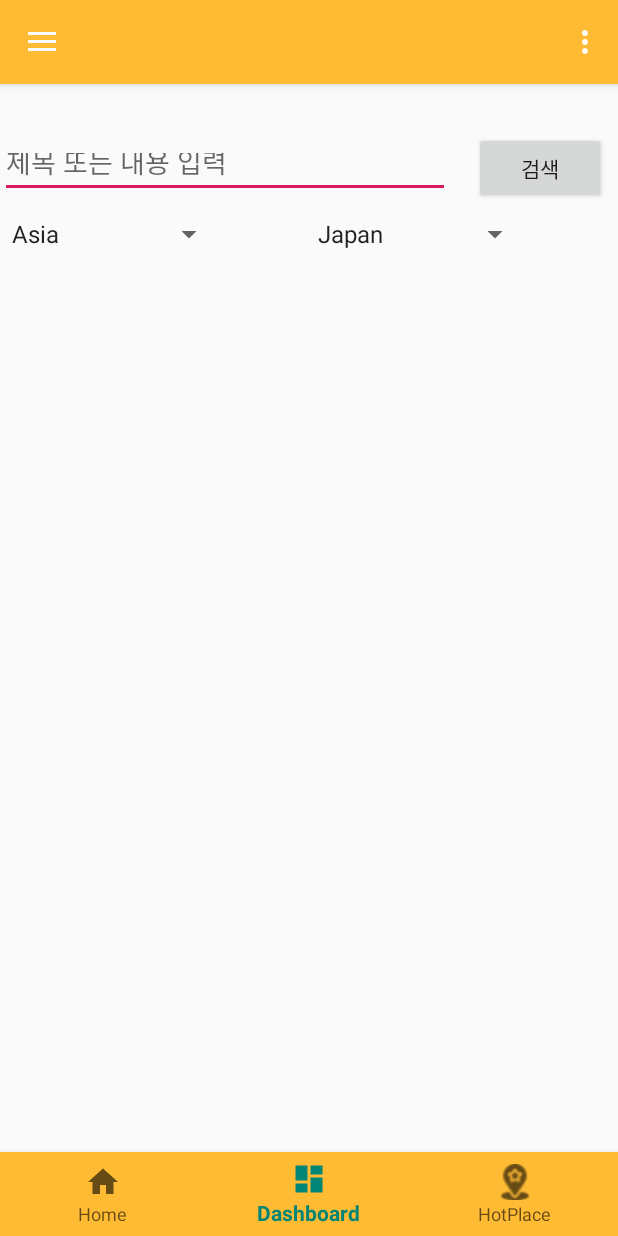
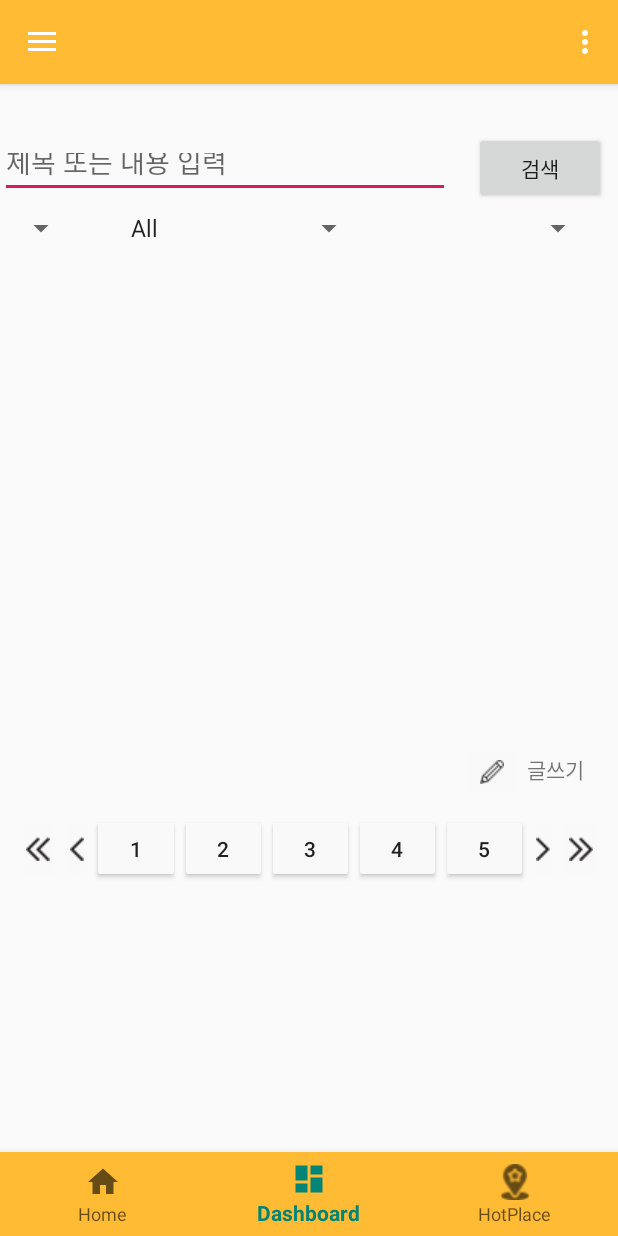
Before and after one commit to poohhh/HashTravel, an Android app: the screen it shows after launch (MainActivity), item 2 of the bottom bar chosen, on a phone screen of 412 x 824 dp. Run offline under Robolectric (Android 15) with nearby library versions, the phone set to English and light mode, and no system bars; our stand-ins replace Firebase (no records; nobody signed in at launch, a user with empty details on screens opened directly).

Commit message:
게시판 수정~

```diff
--- a/app/build.gradle
+++ b/app/build.gradle
@@ -20,7 +20,6 @@ android {
 }
 
 
-
 dependencies {
     implementation fileTree(dir: 'libs', include: ['*.jar'])
     implementation 'com.android.support:appcompat-v7:28.0.0'
--- a/app/src/main/AndroidManifest.xml
+++ b/app/src/main/AndroidManifest.xml
@@ -9,6 +9,7 @@
         android:roundIcon="@mipmap/ic_launcher_round"
         android:supportsRtl="true"
         android:theme="@style/AppTheme">
+        <activity android:name=".WriteBord"></activity>
         <activity
             android:name=".MainActivity"
             android:label="@string/app_name"
--- a/app/src/main/java/edu/android/hashtravel/DashboardFragment.java
+++ b/app/src/main/java/edu/android/hashtravel/DashboardFragment.java
@@ -46,18 +46,20 @@ public class DashboardFragment extends Fragment {
             @Override
             public void onItemSelected(AdapterView<?> parent, View view, int position, long id) {
                ArrayAdapter<CharSequence> adpter;
-               if(position == 0) {
+               if(position == 1) {
                    adpter = ArrayAdapter.createFromResource(view.getContext(), R.array.Asia_Country, android.R.layout.simple_spinner_item);
-               } else if(position == 1) {
+               } else if(position == 2) {
                    adpter = ArrayAdapter.createFromResource(view.getContext(), R.array.Europe_Country, android.R.layout.simple_spinner_item);
-               } else if(position == 2) {
+               } else if(position == 3) {
                    adpter = ArrayAdapter.createFromResource(view.getContext(), R.array.America_, android.R.layout.simple_spinner_item);
-               } else if(position == 3) {
+               } else if(position == 4) {
                    adpter = ArrayAdapter.createFromResource(view.getContext(), R.array.SouthAmerica_Country, android.R.layout.simple_spinner_item);
-               } else if(position == 4) {
+               } else if(position == 5) {
                    adpter = ArrayAdapter.createFromResource(view.getContext(), R.array.Africa_Country, android.R.layout.simple_spinner_item);
+               } else if(position == 6){
+                   adpter = ArrayAdapter.createFromResource(view.getContext(), R.array.Oceania_, android.R.layout.simple_spinner_item);
                } else {
-                   adpter = ArrayAdapter.createFromResource(view.getContext(), R.array.Oceania_, android.R.layout.simple_spinner_item);
+                   adpter = ArrayAdapter.createFromResource(view.getContext(), R.array.empty, android.R.layout.simple_spinner_item);
                }
 
                adpter.setDropDownViewResource(android.R.layout.simple_spinner_item);
--- a/app/src/main/res/layout/fragment_dashboard.xml
+++ b/app/src/main/res/layout/fragment_dashboard.xml
@@ -3,22 +3,39 @@
     xmlns:app="http://schemas.android.com/apk/res-auto"
     xmlns:tools="http://schemas.android.com/tools"
     android:layout_width="match_parent"
-    android:layout_height="match_parent"
+    android:layout_height="wrap_content"
     tools:context=".DashboardFragment">
 
     <android.support.constraint.ConstraintLayout
         android:layout_width="match_parent"
-        android:layout_height="match_parent">
+        android:layout_height="wrap_content">
+
+        <LinearLayout
+            android:id="@+id/linearLayout6"
+            android:layout_width="0dp"
+            android:layout_height="30dp"
+            android:layout_marginStart="8dp"
+            android:layout_marginTop="8dp"
+            android:layout_marginEnd="8dp"
+            android:orientation="horizontal"
+            app:layout_constraintEnd_toEndOf="parent"
+            app:layout_constraintStart_toStartOf="parent"
+            app:layout_constraintTop_toBottomOf="@+id/editText3">
+
+            <Spinner
+                android:id="@+id/spinner"
+                android:layout_width="wrap_content"
+                android:layout_height="wrap_content"
+                android:layout_weight="1" />
 
             <Spinner
                 android:id="@+id/continectSpinner"
-            android:layout_width="150dp"
+                android:layout_width="wrap_content"
 
                 android:layout_height="wrap_content"
-            android:layout_marginTop="88dp"
-            android:entries="@array/continent"
-            app:layout_constraintStart_toStartOf="parent"
-            app:layout_constraintTop_toTopOf="parent" />
+                android:layout_marginStart="28dp"
+                android:layout_weight="1"
+                android:entries="@array/continent" />
 
             <Spinner
                 android:id="@+id/countrySpinner"
@@ -26,12 +43,10 @@
                 android:layout_height="wrap_content"
                 android:layout_marginStart="8dp"
                 android:layout_marginEnd="8dp"
-            android:entries="@array/Asia_Country"
-            app:layout_constraintBottom_toBottomOf="@+id/continectSpinner"
-            app:layout_constraintEnd_toEndOf="parent"
-            app:layout_constraintHorizontal_bias="0.481"
-            app:layout_constraintStart_toEndOf="@+id/continectSpinner"
-            app:layout_constraintTop_toTopOf="@+id/continectSpinner" />
+                android:layout_weight="1"
+                android:entries="@array/Asia_Country" />
+
+        </LinearLayout>
 
         <EditText
             android:id="@+id/editText3"
@@ -39,8 +54,8 @@
             android:layout_height="40dp"
             android:layout_marginTop="36dp"
             android:ems="10"
+            android:hint="제목 또는 내용 입력"
             android:inputType="textPersonName"
-            android:hint="제목 또는 내용 입력"
             app:layout_constraintEnd_toEndOf="parent"
             app:layout_constraintHorizontal_bias="0.0"
             app:layout_constraintStart_toStartOf="parent"
@@ -65,17 +80,124 @@
 
         <android.support.v7.widget.RecyclerView
             android:id="@+id/recyclerView"
-            android:layout_width="395dp"
-            android:layout_height="514dp"
+            android:layout_width="381dp"
+            android:layout_height="320dp"
             android:layout_marginStart="8dp"
             android:layout_marginTop="8dp"
             android:layout_marginEnd="8dp"
-            app:layout_constraintBottom_toBottomOf="parent"
             app:layout_constraintEnd_toEndOf="parent"
             app:layout_constraintHorizontal_bias="0.0"
             app:layout_constraintStart_toStartOf="parent"
-            app:layout_constraintTop_toTopOf="@+id/guideline7"
-            app:layout_constraintVertical_bias="0.0" />
+            app:layout_constraintTop_toTopOf="@+id/guideline7" />
+
+        <ImageButton
+            android:id="@+id/imageButton12"
+            android:layout_width="wrap_content"
+            android:layout_height="40dp"
+            android:layout_marginStart="308dp"
+            android:layout_marginTop="4dp"
+            android:backgroundTint="#F9F9F9"
+            android:src="@drawable/write"
+            app:layout_constraintStart_toStartOf="parent"
+            app:layout_constraintTop_toBottomOf="@+id/recyclerView" />
+
+        <TextView
+            android:id="@+id/textView"
+            android:layout_width="wrap_content"
+            android:layout_height="45dp"
+            android:layout_marginTop="8dp"
+            android:gravity="center_vertical"
+            android:text="글쓰기"
+            app:layout_constraintBottom_toBottomOf="@+id/imageButton12"
+            app:layout_constraintEnd_toEndOf="@+id/recyclerView"
+            app:layout_constraintHorizontal_bias="1.0"
+            app:layout_constraintStart_toEndOf="@+id/imageButton12"
+            app:layout_constraintTop_toBottomOf="@+id/recyclerView"
+            app:layout_constraintVertical_bias="0.888" />
+
+        <LinearLayout
+            android:id="@+id/linearLayout5"
+            android:layout_width="392dp"
+            android:layout_height="46dp"
+            android:layout_marginTop="8dp"
+            android:orientation="horizontal"
+            app:layout_constraintBottom_toBottomOf="parent"
+            app:layout_constraintEnd_toEndOf="parent"
+            app:layout_constraintStart_toStartOf="parent"
+            app:layout_constraintTop_toBottomOf="@+id/imageButton12">
+
+            <ImageButton
+                android:id="@+id/imageButton8"
+                android:layout_width="60dp"
+                android:layout_height="match_parent"
+                android:layout_weight="1"
+                android:backgroundTint="#F9F9F9"
+                android:src="@drawable/left" />
+
+            <ImageButton
+                android:id="@+id/imageButton9"
+                android:layout_width="50dp"
+                android:layout_height="match_parent"
+                android:layout_weight="1"
+                android:backgroundTint="#F9F9F9"
+                android:src="@drawable/left2" />
+
+            <Button
+                android:id="@+id/buttonPage1"
+                android:layout_width="wrap_content"
+                android:layout_height="wrap_content"
+                android:layout_weight="1"
+                android:backgroundTint="#F9F9F9"
+                android:text="1" />
+
+            <Button
+                android:id="@+id/buttonPage2"
+                android:layout_width="wrap_content"
+                android:layout_height="wrap_content"
+                android:layout_weight="1"
+                android:backgroundTint="#F9F9F9"
+                android:text="2" />
+
+            <Button
+                android:id="@+id/buttonPage3"
+                android:layout_width="wrap_content"
+                android:layout_height="wrap_content"
+                android:layout_weight="1"
+                android:backgroundTint="#F9F9F9"
+                android:text="3" />
+
+            <Button
+                android:id="@+id/buttonPage4"
+                android:layout_width="wrap_content"
+                android:layout_height="wrap_content"
+                android:layout_weight="1"
+                android:backgroundTint="#F9F9F9"
+                android:text="4" />
+
+            <Button
+                android:id="@+id/buttonPage5"
+                android:layout_width="wrap_content"
+                android:layout_height="wrap_content"
+                android:layout_weight="1"
+                android:backgroundTint="#F9F9F9"
+                android:text="5" />
+
+            <ImageButton
+                android:id="@+id/imageButton10"
+                android:layout_width="50dp"
+                android:layout_height="match_parent"
+                android:layout_weight="1"
+                android:backgroundTint="#F9F9F9"
+                android:src="@drawable/right" />
+
+            <ImageButton
+                android:id="@+id/imageButton11"
+                android:layout_width="60dp"
+                android:layout_height="match_parent"
+                android:layout_weight="1"
+                android:backgroundTint="#F9F9F9"
+                android:src="@drawable/right2" />
+        </LinearLayout>
 
     </android.support.constraint.ConstraintLayout>
 </FrameLayout>
--- a/app/src/main/res/values/strings.xml
+++ b/app/src/main/res/values/strings.xml
@@ -17,7 +17,9 @@
     <string name="title_dashboard">Dashboard</string>
     <string name="title_hotPlace">HotPlace</string>
 
+    <string-array name="empty"></string-array>
     <string-array name = "continent">
+        <item>All</item>
         <item>Asia</item>
         <item>Europe</item>
         <item>America</item>
@@ -45,6 +47,7 @@
         <item>etc</item>
     </string-array>
 
+
     <string-array name="America_">
         <item>Canada</item>
         <item>NewYork</item>
@@ -63,7 +66,7 @@
     </string-array>
 
     <string-array name="Africa_Country">
-        <item>Egypt</item>
+    <item>Egypt</item>
         <item>Kenya</item>
         <item>Republic of South Africa</item>
         <item>Morocco</item>
@@ -76,5 +79,6 @@
         <item>etc</item>
 
     </string-array>
+
     <string name="hello_blank_fragment">Hello blank fragment</string>
 </resources>
```
Also changed, not shown: app/src/main/java/edu/android/hashtravel/WriteBord.java (added, +13 -0 lines), app/src/main/res/layout/activity_write_bord.xml (added, +168 -0 lines), app/src/main/res/drawable/left.png (added), app/src/main/res/drawable/left2.png (added), app/src/main/res/drawable/right.png (added), app/src/main/res/drawable/right2.png (added). Lines whose indentation alone changed are shown as unchanged.
